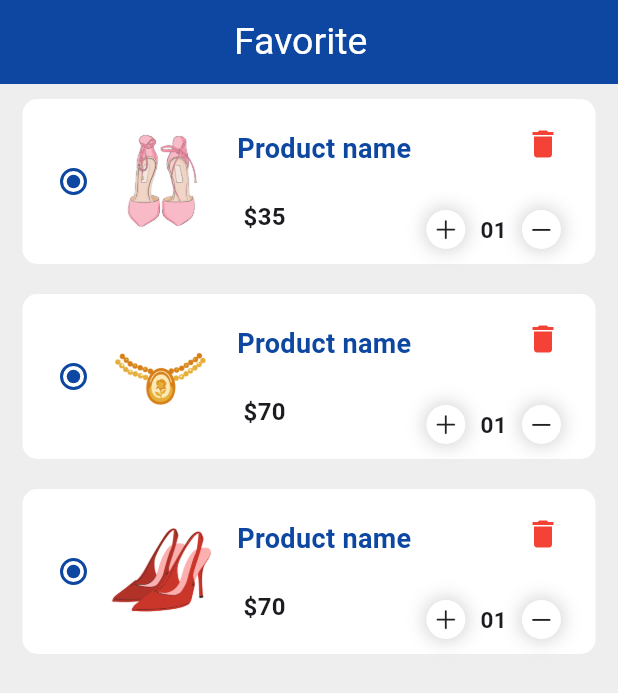
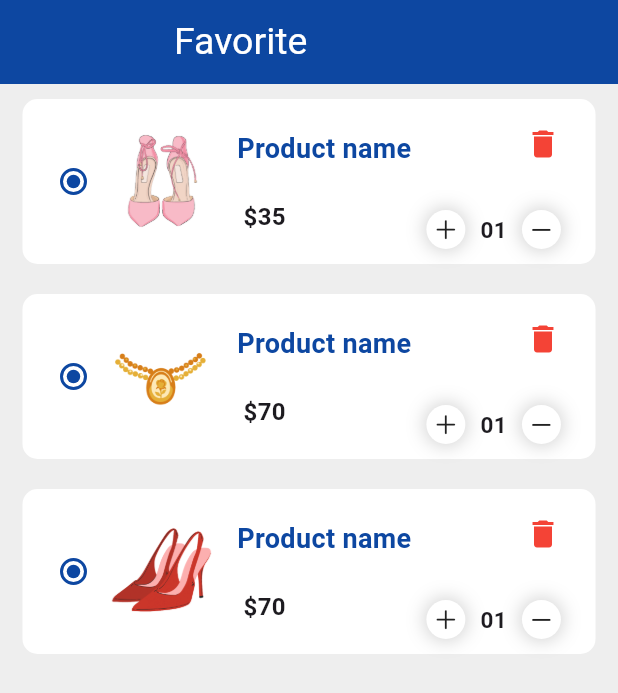
Before and after one commit to kodchakorn234/shoppingapp, a Flutter app: the Favoritepage screen opened directly, on a phone screen of 412 x 824 dp. Shown: the top 693 px of the screen. Run offline on Flutter 3.47's test engine with Material 3 defaults, Android fonts, the phone set to English and light mode, and no system bars; our stand-ins replace flutter_rating_bar.

Commit message:
Update favoritepage.dart

```diff
--- a/lib/page/Homepage/favoritepage.dart
+++ b/lib/page/Homepage/favoritepage.dart
@@ -31,7 +31,7 @@ class _FavoritepageState extends State<Favoritepage> {
       appBar: AppBar(
         backgroundColor: Colors.blue.shade900,
         title: const Padding(
-          padding: EdgeInsets.only(left: 140),
+          padding: EdgeInsets.only(left: 100),
           child: Text(
             'Favorite',
             style: TextStyle(fontSize: 25, color: Colors.white),
```
